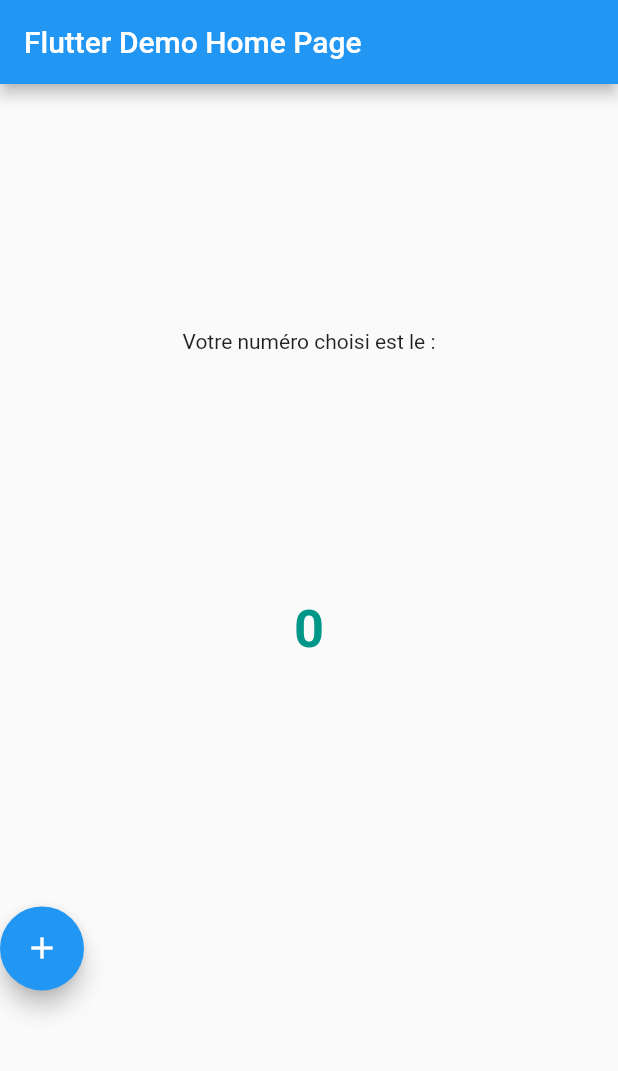
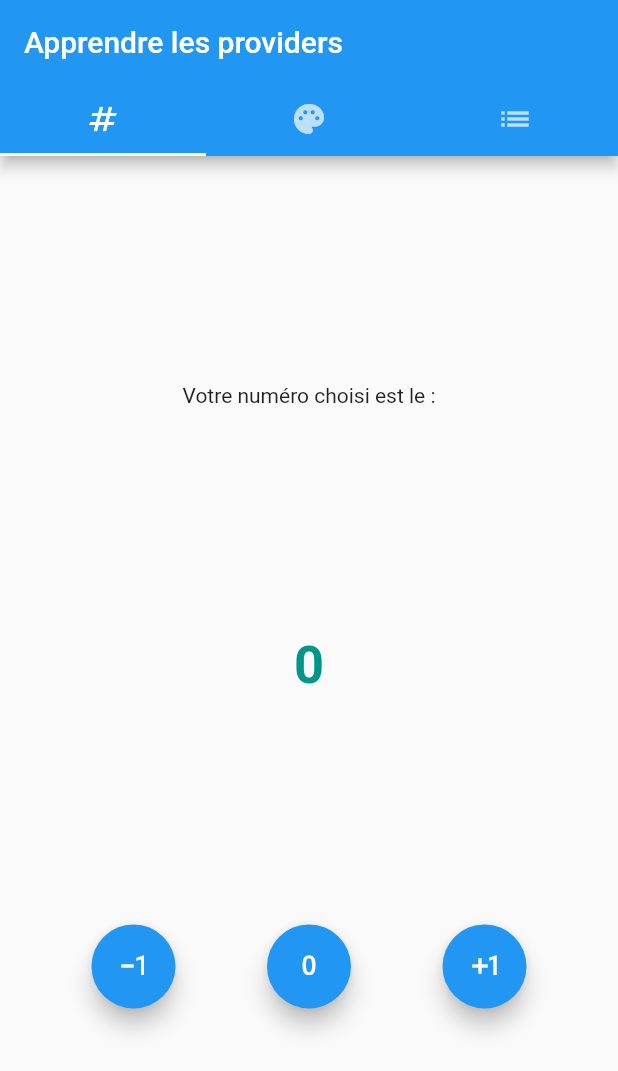
Before and after one commit to abdouwarissiboukari/learn_provider, a Flutter app: the screen it shows after launch, on a phone screen of 412 x 824 dp. Shown: the top 1071 px of the screen. Run offline on Flutter 3.47's test engine with Material 2 defaults, Android fonts, the phone set to English and light mode, and no system bars.

Commit message:
Commit n°1 from baw#mba-waris

```diff
--- a/lib/main.dart
+++ b/lib/main.dart
@@ -1,6 +1,7 @@
 import 'package:flutter/material.dart';
 import 'package:learn_provider/providers/count_provider.dart';
 import 'package:learn_provider/widgets/pages/counter_page.dart';
+import 'package:learn_provider/widgets/pages/tab_page.dart';
 import 'package:provider/provider.dart';
 
 void main() {
@@ -24,23 +25,7 @@ class MyApp extends StatelessWidget {
       theme: ThemeData(
         primarySwatch: Colors.blue,
       ),
-      home: const MyHomePage(title: 'Flutter Demo Home Page'),
+      home: TabPage(),
     );
   }
 }
-
-class MyHomePage extends StatelessWidget {
-  const MyHomePage({super.key, required this.title});
-
-  final String title;
-
-  @override
-  Widget build(BuildContext context) {
-    return Scaffold(
-      appBar: AppBar(
-        title: Text(title),
-      ),
-      body: CounterPage(),
-    );
-  }
-}
--- /dev/null
+++ b/lib/models/count_type.dart
@@ -0,0 +1,20 @@
+import 'package:flutter/material.dart';
+
+enum CountType {
+  increment,
+  decrement,
+  reset;
+
+  Icon getIcon() {
+    switch (this) {
+      case CountType.increment:
+        return const Icon(Icons.exposure_plus_1);
+      case CountType.decrement:
+        return const Icon(Icons.exposure_minus_1);
+        break;
+      case CountType.reset:
+        return const Icon(Icons.exposure_zero);
+        break;
+    }
+  }
+}
--- a/lib/providers/count_provider.dart
+++ b/lib/providers/count_provider.dart
@@ -7,4 +7,14 @@ class CountProvider with ChangeNotifier {
     count++;
     notifyListeners();
   }
+
+  decrementCounter() {
+    count--;
+    notifyListeners();
+  }
+
+  resetCounter() {
+    count = 0;
+    notifyListeners();
+  }
 }
--- a/lib/widgets/pages/counter_page.dart
+++ b/lib/widgets/pages/counter_page.dart
@@ -1,6 +1,8 @@
 import 'package:flutter/cupertino.dart';
 import 'package:flutter/material.dart';
+import 'package:learn_provider/models/count_type.dart';
 import 'package:learn_provider/providers/count_provider.dart';
+import 'package:learn_provider/widgets/simple_widgets/count_button.dart';
 import 'package:learn_provider/widgets/simple_widgets/counter_text.dart';
 import 'package:provider/provider.dart';
 
@@ -15,12 +17,16 @@ class CounterPage extends StatelessWidget {
         ),
         CounterText(),
         Row(
+          mainAxisAlignment: MainAxisAlignment.spaceEvenly,
           children: [
-            FloatingActionButton(
-              onPressed: (() =>
-                  context.read<CountProvider>().incrementCounter()),
-              heroTag: 0,
-              child: const Icon(Icons.add),
+            CountButton(
+              type: CountType.decrement,
+            ),
+            CountButton(
+              type: CountType.reset,
+            ),
+            CountButton(
+              type: CountType.increment,
             ),
           ],
         )
--- /dev/null
+++ b/lib/widgets/pages/tab_page.dart
@@ -0,0 +1,41 @@
+import 'package:flutter/material.dart';
+import 'package:learn_provider/widgets/pages/counter_page.dart';
+
+class TabPage extends StatelessWidget {
+  static List<Icon> icons = const [
+    Icon(
+      Icons.numbers,
+    ),
+    Icon(
+      Icons.palette,
+    ),
+    Icon(
+      Icons.list,
+    ),
+  ];
+
+  List<Tab> tabs = icons
+      .map((icon) => Tab(
+            icon: icon,
+          ))
+      .toList();
+
+  TabBar tabBar() => TabBar(tabs: tabs);
+
+  @override
+  Widget build(BuildContext context) {
+    return DefaultTabController(
+        length: icons.length,
+        child: Scaffold(
+          appBar: AppBar(
+            title: const Text("Apprendre les providers"),
+            bottom: tabBar(),
+          ),
+          body: TabBarView(children: [
+            CounterPage(),
+            CounterPage(),
+            CounterPage(),
+          ]),
+        ));
+  }
+}
--- /dev/null
+++ b/lib/widgets/simple_widgets/count_button.dart
@@ -0,0 +1,34 @@
+import 'package:flutter/material.dart';
+import 'package:learn_provider/models/count_type.dart';
+import 'package:provider/provider.dart';
+
+import '../../providers/count_provider.dart';
+
+class CountButton extends StatelessWidget {
+  CountType type;
+
+  CountButton({super.key, required this.type});
+
+  @override
+  Widget build(BuildContext context) {
+    return FloatingActionButton(
+      onPressed: (() => handlerAction(context)),
+      heroTag: type,
+      child: type.getIcon(),
+    );
+  }
+
+  handlerAction(BuildContext context) {
+    switch (type) {
+      case CountType.increment:
+        context.read<CountProvider>().incrementCounter();
+        break;
+      case CountType.decrement:
+        context.read<CountProvider>().decrementCounter();
+        break;
+      case CountType.reset:
+        context.read<CountProvider>().resetCounter();
+        break;
+    }
+  }
+}
```
